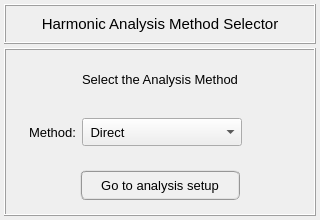
This is pulse/interface/data/ui_files/analysis/general/harmonic_analysis_method.ui in open-pulse/OpenPulse as Qt 5 draws it before an edit. The edited form follows.
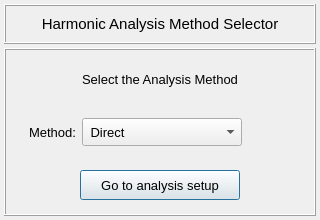
This is the edited form. Icons and pictures are not drawn.

The edit to the form file:
```diff
--- a/pulse/interface/data/ui_files/analysis/general/harmonic_analysis_method.ui
+++ b/pulse/interface/data/ui_files/analysis/general/harmonic_analysis_method.ui
@@ -481,10 +481,7 @@
             </font>
            </property>
            <property name="styleSheet">
-            <string notr="true">QPushButton{border-radius: 6px; border-color: rgb(150, 150, 150); border-style: ridge; border-width: 2px; color: rgb(0, 0, 0); background-color: rgb(240, 240, 240)}
-QPushButton:hover{border-radius: 6px; border-color: rgb(0, 170, 255); border-style: ridge; border-width: 2px; color: rgb(0, 0, 0); background-color: rgba(174, 213, 255, 100)}
-QPushButton:pressed{border-radius: 6px; border-color: rgb(0, 170, 255); border-style: ridge; border-width: 2px; color: rgb(0, 0, 0); background-color: rgb(174, 213, 255)}
-QPushButton:disabled{border-radius: 6px; border-color: rgb(150, 150, 150); border-style: ridge; border-width: 0px; color: rgb(150,150, 150); background-color: rgb(220, 220, 220)}</string>
+            <string notr="true"/>
            </property>
            <property name="text">
             <string>Go to analysis setup</string>
```
